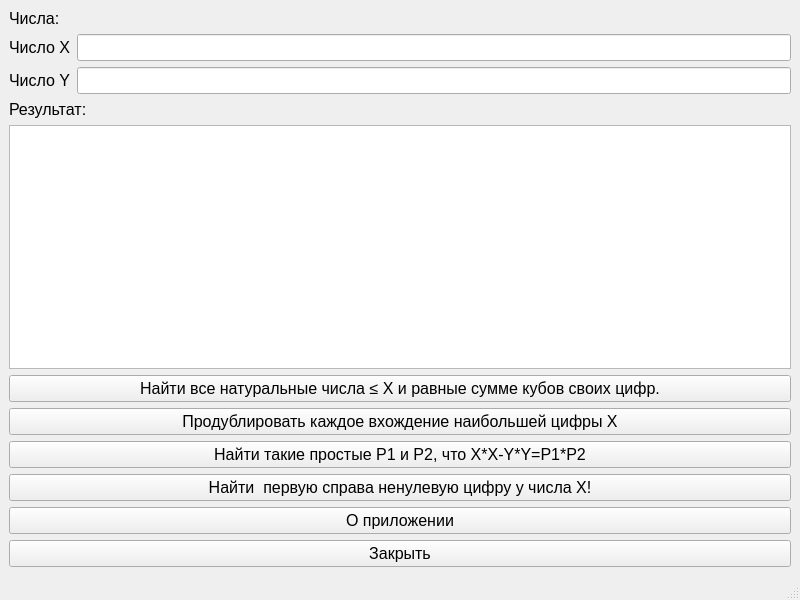
First picture: the form in mainwindow.ui, repository kudryavcAS/SP_1_QT, before the edit.
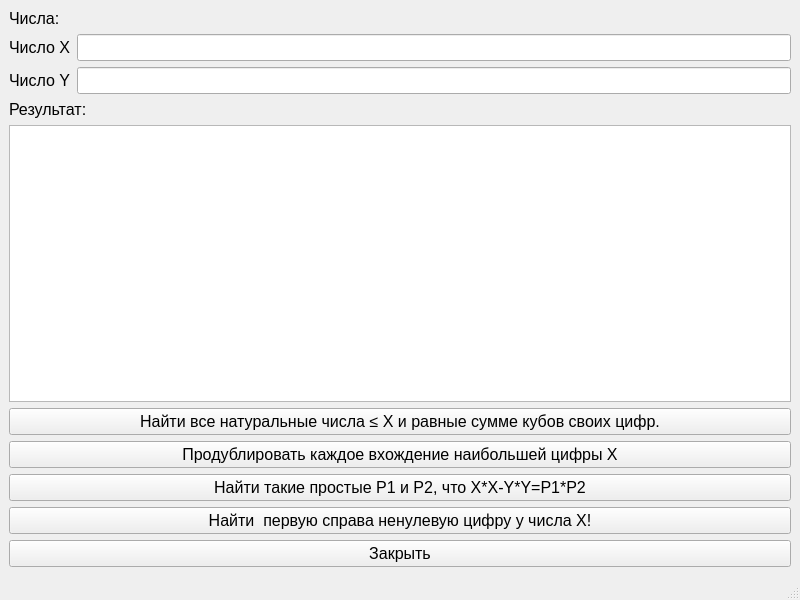
Second picture: the form after the edit.

The edit to the form file:
```diff
--- a/mainwindow.ui
+++ b/mainwindow.ui
@@ -103,18 +103,6 @@
         </property>
        </widget>
       </item>
-      <item>
-       <widget class="QPushButton" name="pushButton_6">
-        <property name="font">
-         <font>
-          <pointsize>12</pointsize>
-         </font>
-        </property>
-        <property name="text">
-         <string>О приложении</string>
-        </property>
-       </widget>
-      </item>
       <item>
        <widget class="QPushButton" name="pushButton">
         <property name="font">
```
